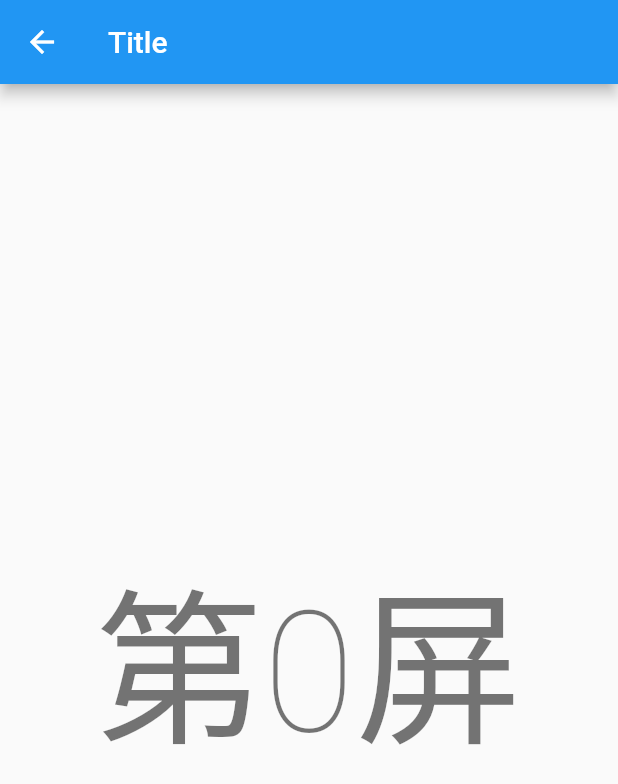
After one commit to ChinaFishNews/CalculateGame_flutter, a Flutter app: the PageViewKeepAlive screen opened directly, on a phone screen of 412 x 824 dp. The commit adds this screen. Shown: the top 784 px of the screen. Run offline on Flutter 3.47's test engine with Material 2 defaults, Android fonts, the phone set to English and light mode, and no system bars; our stand-ins replace fluttertoast.

Commit message:
file tidying

```diff
--- /dev/null
+++ b/lib/tools/pageViewKeepAlive.dart
@@ -0,0 +1,52 @@
+import 'package:flutter/material.dart';
+import '../tools/keepAliveWrapper.dart';
+
+class PageViewKeepAlive extends StatefulWidget {
+  const PageViewKeepAlive({super.key});
+
+  @override
+  State<PageViewKeepAlive> createState() => _PageViewKeepAliveState();
+}
+
+class _PageViewKeepAliveState extends State<PageViewKeepAlive> {
+  @override
+  Widget build(BuildContext context) {
+    return Scaffold(
+      appBar: AppBar(
+        title: const Text('Title'),
+      ),
+      body: PageView.builder(
+          scrollDirection: Axis.vertical,
+          itemCount: 10,
+          itemBuilder: (context, index) {
+            return KeepAliveWrapper(
+              //注意：如果页面比较多,缓存会耗费内存 , 注意 注意
+              child: MyContainer(
+                num: index,
+              ),
+            );
+          }),
+    );
+  }
+}
+
+//自定义组件
+class MyContainer extends StatefulWidget {
+  final int num;
+  const MyContainer({super.key, required this.num});
+
+  @override
+  State<MyContainer> createState() => _MyContainerState();
+}
+
+class _MyContainerState extends State<MyContainer> {
+  @override
+  Widget build(BuildContext context) {
+    print(widget.num); //默认数据是没有缓存,每次滑动都会执行build
+    return Center(
+        child: Text(
+      "第${widget.num}屏",
+      style: Theme.of(context).textTheme.headline1,
+    ));
+  }
+}
```
Also changed, not shown: lib/routers/routers.dart (+42 -0 lines), lib/shop.dart (+31 -0 lines), lib/tools/swiper.dart (added, +113 -0 lines).
